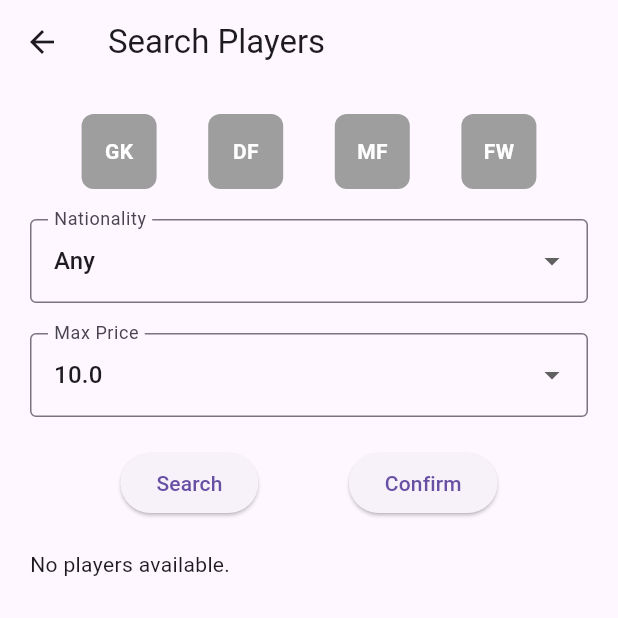
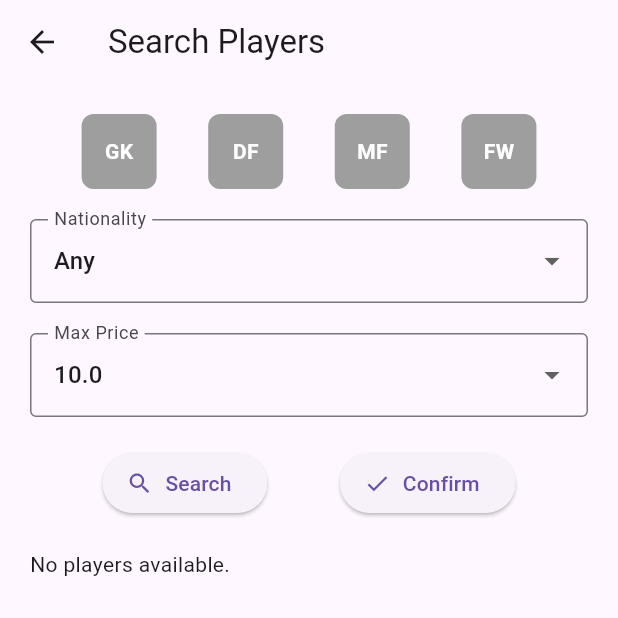
Before and after one commit to aaravSmall/Euro24FantasyApp, a Flutter app: the SearchPlayerPage screen opened directly with empty values, after a tap on "Search", on a phone screen of 412 x 824 dp, the top half of it. Run offline on Flutter 3.47's test engine with Material 3 defaults, Android fonts, the phone set to English and light mode, and no system bars; our stand-ins replace firebase_auth, firebase_core, firebase_database, google_sign_in, shared_preferences; accounts and stored records are empty.

Commit message:
Update search_player_page.dart

```diff
--- a/lib/search_player_page.dart
+++ b/lib/search_player_page.dart
@@ -7,8 +7,7 @@ class SearchPlayerPage extends StatefulWidget {
   final ValueChanged<String>? onPlayerSelected;
   final String positionSelected;
 
-  SearchPlayerPage(
-      {Key? key, this.onPlayerSelected, required this.positionSelected})
+  SearchPlayerPage({Key? key, this.onPlayerSelected, required this.positionSelected})
       : super(key: key);
 
   @override
@@ -21,7 +20,6 @@ class _SearchPlayerPageState extends State<SearchPlayerPage> {
   String _selectedPosition = '';
 
   late List<Player> _addedPlayers = []; // List to track added players
-
 
   final List<String> _nationalities = [
     'Any',
@@ -52,13 +50,13 @@ class _SearchPlayerPageState extends State<SearchPlayerPage> {
   ];
 
   final List<String> _prices = [
+    'Any',
     '10.0',
     '9.5',
     '9.0',
     '8.5',
     '8.0',
     '7.5',
-    'Any',
     '7.0',
     '6.5',
     '6.0',
@@ -89,7 +87,6 @@ class _SearchPlayerPageState extends State<SearchPlayerPage> {
     Navigator.pop(context, selectedPlayers.join(", "));
   }
 
-
   @override
   Widget build(BuildContext context) {
     return Scaffold(
@@ -101,119 +98,45 @@ class _SearchPlayerPageState extends State<SearchPlayerPage> {
         child: Column(
           crossAxisAlignment: CrossAxisAlignment.stretch,
           children: [
-            // Position buttons
-            Row(
-              mainAxisAlignment: MainAxisAlignment.spaceEvenly,
-              children: [
-                _buildPositionButton('GK'),
-                _buildPositionButton('DF'),
-                _buildPositionButton('MF'),
-                _buildPositionButton('FW'),
-              ],
-            ),
-
+            _buildPositionButtons(),
             SizedBox(height: 20),
-            DropdownButtonFormField<String>(
+            _buildDropdown(
+              label: 'Nationality',
               value: _selectedNationality,
-              onChanged: (newValue) {
+              items: _nationalities,
+              onChanged: (value) {
                 setState(() {
-                  _selectedNationality = newValue!;
+                  _selectedNationality = value!;
                 });
                 _applyFilters();
               },
-              items: _nationalities.map((String value) {
-                return DropdownMenuItem<String>(
-                  value: value,
-                  child: Text(value),
-                );
-              }).toList(),
-              decoration: InputDecoration(
-                labelText: 'Nationality',
-                border: OutlineInputBorder(),
-              ),
             ),
             SizedBox(height: 20),
-            DropdownButtonFormField<String>(
+            _buildDropdown(
+              label: 'Max Price',
               value: _selectedPrice,
-              onChanged: (newValue) {
+              items: _prices,
+              onChanged: (value) {
                 setState(() {
-                  _selectedPrice = newValue!;
+                  _selectedPrice = value!;
                 });
                 _applyFilters();
               },
-              items: _prices.map((String value) {
-                return DropdownMenuItem<String>(
-                  value: value,
-                  child: Text(value),
-                );
-              }).toList(),
-              decoration: InputDecoration(
-                labelText: 'Max Price',
-                border: OutlineInputBorder(),
-              ),
             ),
             SizedBox(height: 20),
-
-            Row(
-              mainAxisAlignment: MainAxisAlignment.spaceEvenly,
-              children: [
-                ElevatedButton(
-                  onPressed: _applyFilters,
-                  child: Text('Search'),
-                ),
-                ElevatedButton(
-                  onPressed: () {
-                    _confirmSelection(context);
-                  },
-                  child: Text('Confirm'),
-                ),
-              ],
-            ),
-
+            _buildActionButtons(),
             SizedBox(height: 20),
-            _filteredPlayers.isEmpty
-                ? Text('No players available.')
-                : ListView.builder(
-                    shrinkWrap: true,
-                    itemCount: _filteredPlayers.length,
-                    itemBuilder: (context, index) {
-                      return Card(
-                        child: ListTile(
-                          title: Text(_filteredPlayers[index].playerName),
-                          subtitle: Column(
-                            crossAxisAlignment: CrossAxisAlignment.start,
-                            children: [
-                              Text(
-                                  'Position: ${_filteredPlayers[index].position}'),
-                              Text('Goals: ${_filteredPlayers[index].goals}'),
-                              if (_filteredPlayers[index].assists.isNotEmpty)
-                                Text(
-                                    'Assists: ${_filteredPlayers[index].assists}'),
-                              if (_filteredPlayers[index]
-                                  .cleanSheets
-                                  .isNotEmpty)
-                                Text(
-                                    'Clean sheets: ${_filteredPlayers[index].cleanSheets}'),
-                              if (_filteredPlayers[index].points.isNotEmpty)
-                                Text(
-                                    'Points: ${_filteredPlayers[index].points}'),
-                              Text('Price: ${_filteredPlayers[index].price}'),
-                            ],
-                          ),
-                          onTap: () {
-                            _showPlayerDetails(context, index);
-                          },
-                        ),
-                      );
-                    },
-                  ),
+            _buildPlayerList(),
           ],
         ),
       ),
     );
   }
 
-  Widget _buildPositionButton(String position) {
+  Widget _buildPositionButtons() {
+    return Row(
+      mainAxisAlignment: MainAxisAlignment.spaceEvenly,
+      children: ['GK', 'DF', 'MF', 'FW'].map((position) {
         return GestureDetector(
           onTap: () {
             setState(() {
@@ -239,11 +162,94 @@ class _SearchPlayerPageState extends State<SearchPlayerPage> {
             ),
           ),
         );
+      }).toList(),
+    );
   }
 
+  Widget _buildDropdown({
+    required String label,
+    required String value,
+    required List<String> items,
+    required ValueChanged<String?> onChanged,
+  }) {
+    return DropdownButtonFormField<String>(
+      value: value,
+      onChanged: onChanged,
+      items: items.map((String value) {
+        return DropdownMenuItem<String>(
+          value: value,
+          child: Text(value),
+        );
+      }).toList(),
+      decoration: InputDecoration(
+        labelText: label,
+        border: OutlineInputBorder(),
+      ),
+    );
+  }
+
+  Widget _buildActionButtons() {
+    return Row(
+      mainAxisAlignment: MainAxisAlignment.spaceEvenly,
+      children: [
+        ElevatedButton.icon(
+          onPressed: _applyFilters,
+          icon: Icon(Icons.search),
+          label: Text('Search'),
+        ),
+        ElevatedButton.icon(
+          onPressed: () {
+            _confirmSelection(context);
+          },
+          icon: Icon(Icons.check),
+          label: Text('Confirm'),
+        ),
+      ],
+    );
+  }
+
+  Widget _buildPlayerList() {
+    if (_filteredPlayers.isEmpty) {
+      return Text('No players available.');
+    } else {
+      return Container(
+        height: 500, // Specify a fixed height for the ListView
+        child: ListView.builder(
+          shrinkWrap: true,
+          itemCount: _filteredPlayers.length,
+          itemBuilder: (context, index) {
+            return Card(
+              elevation: 3,
+              child: ListTile(
+                title: Text(_filteredPlayers[index].playerName),
+                subtitle: Column(
+                  crossAxisAlignment: CrossAxisAlignment.start,
+                  children: [
+                    Text('Position: ${_filteredPlayers[index].position}'),
+                    Text('Goals: ${_filteredPlayers[index].goals}'),
+                    if (_filteredPlayers[index].assists.isNotEmpty)
+                      Text('Assists: ${_filteredPlayers[index].assists}'),
+                    if (_filteredPlayers[index].cleanSheets.isNotEmpty)
+                      Text('Clean sheets: ${_filteredPlayers[index].cleanSheets}'),
+                    if (_filteredPlayers[index].points.isNotEmpty)
+                      Text('Points: ${_filteredPlayers[index].points}'),
+                    Text('Price: ${_filteredPlayers[index].price}'),
+                  ],
+                ),
+                onTap: () {
+                  _showPlayerDetails(context, index);
+                },
+              ),
+            );
+          },
+        ),
+      );
+    }
+  }
+
+
   void _searchPlayers() async {
-    final DatabaseReference _databaseReference =
-        FirebaseDatabase.instance.reference();
+    final DatabaseReference _databaseReference = FirebaseDatabase.instance.reference();
 
     try {
       final DatabaseEvent event = await _databaseReference.once();
@@ -252,9 +258,6 @@ class _SearchPlayerPageState extends State<SearchPlayerPage> {
       if (snapshot.value != null) {
         final data = snapshot.value as Map<dynamic, dynamic>;
         final List<dynamic> playersData = data.values.toList();
-
-        // Debug: Log the entire data fetched from Firebase
-        print("Data fetched from Firebase: $playersData");
 
         _players.clear();
         for (var item in playersData) {
@@ -274,18 +277,10 @@ class _SearchPlayerPageState extends State<SearchPlayerPage> {
           }
         }
 
-        print("Players retrieved: ${_players.length}");
-        for (var player in _players) {
-          print(
-              "Player: ${player.playerName}, Position: ${player.position}, Price: ${player.price}");
-        }
-
         setState(() {
           _isSelected = List<bool>.filled(_players.length, false);
           _applyFilters();
         });
-      } else {
-        print("No players available.");
       }
     } catch (error) {
       print("Error retrieving data: $error");
@@ -293,52 +288,24 @@ class _SearchPlayerPageState extends State<SearchPlayerPage> {
   }
 
   void _applyFilters() {
-    List<Player> filteredPlayers;
-
-    if (_selectedPosition.isEmpty &&
-        _selectedPrice == 'Any' &&
-        _selectedNationality == 'Any') {
-      filteredPlayers = _players;
-    } else {
-      filteredPlayers = _players.where((player) {
+    List<Player> filteredPlayers = _players.where((player) {
       bool matches = true;
       if (_selectedPosition.isNotEmpty) {
-          if (_selectedPosition == 'GK' && player.position != 'GK') {
-            matches = false;
-          } else if (_selectedPosition == 'DF' && player.position != 'DF') {
-            matches = false;
-          } else if (_selectedPosition == 'MF' && player.position != 'MF') {
-            matches = false;
-          } else if (_selectedPosition == 'FW' && player.position != 'FW') {
+        matches = player.position == _selectedPosition;
+      }
+      if (_selectedPrice != 'Any' && double.parse(player.price) > double.parse(_selectedPrice)) {
         matches = false;
       }
-        }
-
-        if (_selectedPrice.isNotEmpty &&
-            _selectedPrice != 'Any' &&
-            double.parse(player.price) > double.parse(_selectedPrice)) {
-          matches = false;
-        }
-        if (_selectedNationality.isNotEmpty &&
-            _selectedNationality != 'Any' &&
-            player.team != _selectedNationality) {
+      if (_selectedNationality != 'Any' && player.team != _selectedNationality) {
         matches = false;
       }
       return matches;
     }).toList();
-    }
 
     setState(() {
       _filteredPlayers = filteredPlayers;
       _isSelected = List<bool>.filled(_filteredPlayers.length, false);
     });
-
-    // Debug output
-    print("Filtered players: ${_filteredPlayers.length}");
-    for (var player in _filteredPlayers) {
-      print(
-          "Player: ${player.playerName}, Position: ${player.position}, Price: ${player.price}");
-    }
   }
 
   void _showPlayerDetails(BuildContext context, int index) {
@@ -397,7 +364,6 @@ class _SearchPlayerPageState extends State<SearchPlayerPage> {
     return _addedPlayers.contains(player);
   }
 
-  // Remove player from the team
   void _removePlayerFromTeam(Player player) {
     setState(() {
       _addedPlayers.remove(player);
```
Lines whose indentation alone changed are shown as unchanged.
